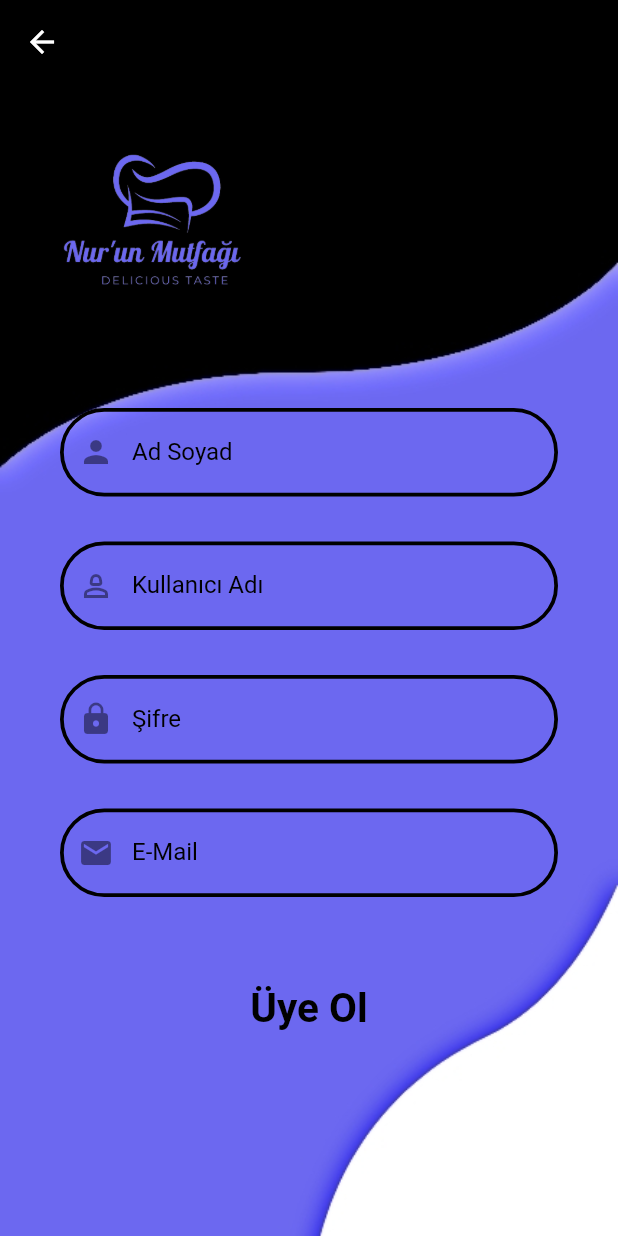
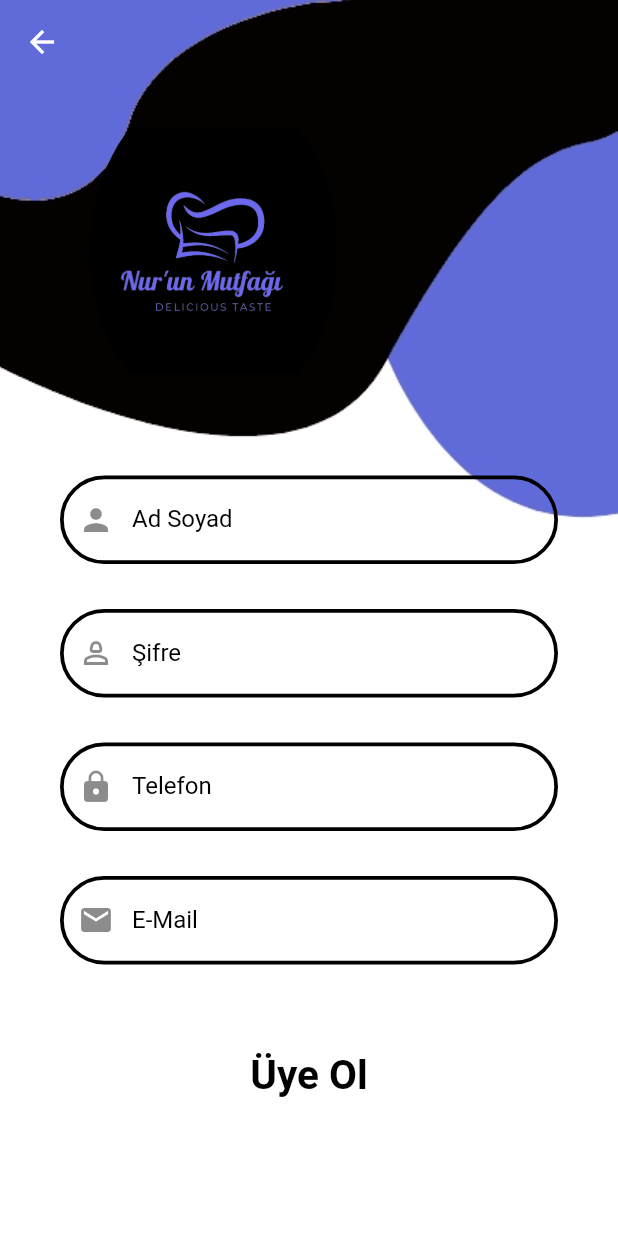
Before and after one commit to beyza-nur-turan/recipe_mobile_app, a Flutter app: the SignUp screen opened by its route, on a phone screen of 412 x 824 dp. Run offline on Flutter 3.47's test engine with Material 2 defaults, Android fonts, the phone set to English and light mode, and no system bars; our stand-ins replace auto_route, cloud_firestore, firebase_auth, firebase_core; missing offline and left inert: dart:ffi; accounts and stored records are empty.

Commit message:
signupFirebase geliştirildi

```diff
--- a/lib/Screens/SignUp.dart
+++ b/lib/Screens/SignUp.dart
@@ -1,9 +1,28 @@
 import 'package:flutter/material.dart';
 import 'package:loginn/constants.dart';
 import 'package:loginn/widgets/textSignupWidget.dart';
+import 'package:loginn/auth/signupAuth.dart';
+import 'package:provider/provider.dart';
 
-class SignUp extends StatelessWidget {
-  const SignUp({super.key, });
+class SignUp extends StatefulWidget {
+  const SignUp({super.key});
+
+  @override
+  State<SignUp> createState() => _SignUpState();
+}
+
+class _SignUpState extends State<SignUp> {
+  final TextEditingController emailController = TextEditingController();
+  final TextEditingController passwordController = TextEditingController();
+
+  void signUpUser() async {
+    context.read<FirebaseAuthMethods>().signUpWithEmail(
+          email: emailController.text,
+          password: passwordController.text,
+          context: context,
+        );
+  }
+
 
   @override
   Widget build(BuildContext context) {
@@ -12,11 +31,10 @@ class SignUp extends StatelessWidget {
     return Container(
       decoration: const BoxDecoration(
         image: DecorationImage(
-            image: AssetImage('assets/images/register.jpg'), fit: BoxFit.cover),
-
+            image: AssetImage('assets/images/login.jpg'), fit: BoxFit.cover),
       ),
-
-      child: Scaffold(resizeToAvoidBottomInset: false,
+      child: Scaffold(
+        resizeToAvoidBottomInset: false,
         backgroundColor: Colors.transparent,
         appBar: AppBar(
           backgroundColor: Colors.transparent,
@@ -25,16 +43,15 @@ class SignUp extends StatelessWidget {
         body: Stack(
           children: [
             Container(
-              width: 220,height: 180,color: Colors.transparent,
-
-                child: ClipOval(
-                          child: Image.asset('assets/images/22.png')),
-
+              margin:const EdgeInsets.only(left: 60,bottom: 520),
+              width: MediaQuery.of(context).size.width*0.4,
+                height: MediaQuery.of(context).size.height*0.27,
+              color: Colors.transparent,
+              child: ClipOval(child: Image.asset('assets/images/22.png')),
             ),
-
-
             SingleChildScrollView(
               child: Container(
+                margin: EdgeInsets.only(top: 45),
                 padding: EdgeInsets.only(top: size.height * 0.25),
                 child: Column(
                   crossAxisAlignment: CrossAxisAlignment.start,
@@ -42,21 +59,35 @@ class SignUp extends StatelessWidget {
                     Container(
                       margin: const EdgeInsets.only(left: 40, right: 40),
                       child: Column(
-                        children:const [
-                          textSignupWidget(upText:"Ad Soyad", iconUp: Icons.person ,),
-                          textSignupWidget(upText: "Kullanıcı Adı", iconUp: Icons.person_2_outlined,),
-                          textSignupWidget(upText: "Şifre", iconUp: Icons.lock,),
-                          textSignupWidget(upText: "E-Mail", iconUp: Icons.mail,),
-
+                        children: [
+                          const textSignupWidget(
+                            upText: "Ad Soyad",
+                            iconUp: Icons.person,
+                            controllerUp: null,
+                          ),
+                           textSignupWidget(
+                            upText: "Şifre",
+                            iconUp: Icons.person_2_outlined,
+                            controllerUp: passwordController,
+                          ),
+                         const textSignupWidget(
+                            upText: "Telefon",
+                            iconUp: Icons.lock,
+                            controllerUp:null ,
+                          ),
+                          textSignupWidget(
+                            upText: "E-Mail",
+                            iconUp: Icons.mail,
+                            controllerUp: emailController,
+                          ),
                         ],
                       ),
                     ),
-
                     Padding(
                       padding: const EdgeInsets.only(top: 30),
                       child: Center(
                         child: TextButton(
-                                        onPressed: () {},
+                            onPressed: signUpUser,
                             child: const Text(
                               "Üye Ol",
                               style: TextStyle(
--- a/lib/demointro.dart
+++ b/lib/demointro.dart
@@ -12,12 +12,11 @@ class Demointro extends StatelessWidget {
   @override
   Widget build(BuildContext context) {
     return Scaffold(
-        backgroundColor: Colors.black,
         body: Container(
             width: MediaQuery.of(context).size.width * 1,
             decoration: const BoxDecoration(
                 image: DecorationImage(
-                    image: AssetImage("assets/images/1siyah.png"),
+                    image: AssetImage("assets/images/intro.png"),
                     fit: BoxFit.fitWidth)),
             child: Row(
               mainAxisAlignment: MainAxisAlignment.spaceAround,
--- a/lib/widgets/textSignupWidget.dart
+++ b/lib/widgets/textSignupWidget.dart
@@ -3,15 +3,17 @@ import 'package:loginn/constants.dart';
 class textSignupWidget extends StatelessWidget {
   final String upText;
   final IconData iconUp;
+  final TextEditingController? controllerUp;
   const textSignupWidget({
-    super.key, required this.upText, required this.iconUp,
+    super.key, required this.upText, required this.iconUp, required this.controllerUp,
   });
 
   @override
   Widget build(BuildContext context) {
     return Padding(
       padding: const EdgeInsets.only(top:10,bottom: 20),
-      child: TextField(
+      child: TextFormField(
+        controller: controllerUp,
         style: const TextStyle(color: Colors.black),
         decoration: InputDecoration(
              enabledBorder: BorderStyle.borderContainer,
--- a/pubspec.yaml
+++ b/pubspec.yaml
@@ -39,6 +39,7 @@ dependencies:
   cloud_firestore: ^4.4.4
   firebase_core: ^2.7.1
   firebase_auth: ^4.2.10
+  provider: ^6.0.1
 
   # The following adds the Cupertino Icons font to your application.
   # Use with the CupertinoIcons class for iOS style icons.
```
Also changed, not shown: lib/Screens/SignIn.dart (+7 -3 lines), lib/auth/signupAuth.dart (added, +141 -0 lines), lib/main.dart (+38 -3 lines), lib/utils/showSnackBar.dart (added, +9 -0 lines), assets/images/image1.png (deleted), pubspec.lock, 2 other files. Lines whose indentation alone changed are shown as unchanged.
